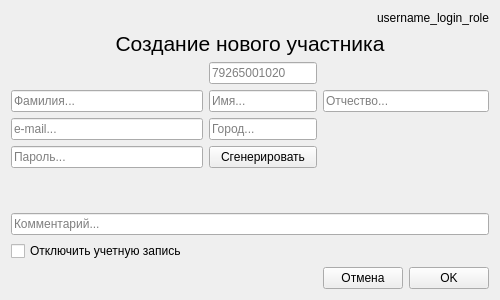
Old version of the form Ui_designer/Ui_Create_participant.ui in the repository Vsesvet/FastComm.
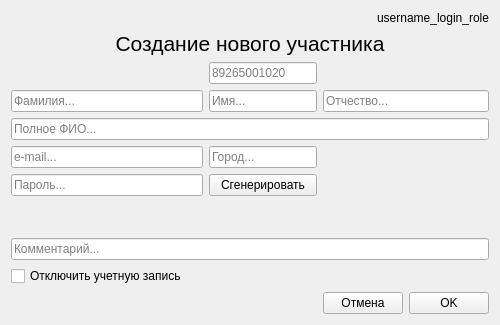
New version of the form.

What changed in the file:
```diff
--- a/Ui_designer/Ui_Create_participant.ui
+++ b/Ui_designer/Ui_Create_participant.ui
@@ -10,68 +10,141 @@
     <x>0</x>
     <y>0</y>
     <width>500</width>
-    <height>300</height>
+    <height>325</height>
    </rect>
   </property>
   <property name="minimumSize">
    <size>
     <width>500</width>
-    <height>300</height>
+    <height>325</height>
    </size>
   </property>
   <property name="maximumSize">
    <size>
     <width>500</width>
-    <height>300</height>
+    <height>325</height>
    </size>
   </property>
   <property name="windowTitle">
    <string>Event</string>
   </property>
   <layout class="QGridLayout" name="gridLayout">
-   <item row="4" column="1" colspan="2">
-    <widget class="QLineEdit" name="lineEdit_phone_number">
+   <item row="6" column="3" colspan="2">
+    <widget class="QLineEdit" name="lineEdit_last_name">
      <property name="placeholderText">
-      <string>79265001020</string>
+      <string>Отчество...</string>
      </property>
     </widget>
    </item>
-   <item row="11" column="3">
-    <widget class="QPushButton" name="pushButton_cancel">
-     <property name="text">
-      <string>Отмена</string>
-     </property>
-    </widget>
-   </item>
-   <item row="7" column="1" colspan="2">
-    <widget class="QPushButton" name="pushButton_generate">
-     <property name="text">
-      <string>Сгенерировать</string>
-     </property>
-    </widget>
-   </item>
-   <item row="5" column="0">
-    <widget class="QLineEdit" name="lineEdit_second_name">
-     <property name="placeholderText">
-      <string>Фамилия...</string>
-     </property>
-    </widget>
-   </item>
-   <item row="6" column="1" colspan="2">
+   <item row="9" column="1" colspan="2">
     <widget class="QLineEdit" name="lineEdit_city">
      <property name="placeholderText">
       <string>Город...</string>
      </property>
     </widget>
    </item>
-   <item row="10" column="0" colspan="2">
+   <item row="13" column="0" colspan="2">
     <widget class="QCheckBox" name="checkBox_disabled_participant">
+     <property name="enabled">
+      <bool>true</bool>
+     </property>
      <property name="text">
       <string>Отключить учетную запись</string>
      </property>
+     <property name="checked">
+      <bool>false</bool>
+     </property>
     </widget>
    </item>
-   <item row="8" column="0">
+   <item row="6" column="1" colspan="2">
+    <widget class="QLineEdit" name="lineEdit_first_name">
+     <property name="placeholderText">
+      <string>Имя...</string>
+     </property>
+    </widget>
+   </item>
+   <item row="10" column="1" colspan="2">
+    <widget class="QPushButton" name="pushButton_generate">
+     <property name="text">
+      <string>Сгенерировать</string>
+     </property>
+    </widget>
+   </item>
+   <item row="9" column="0">
+    <widget class="QLineEdit" name="lineEdit_email">
+     <property name="placeholderText">
+      <string>e-mail...</string>
+     </property>
+    </widget>
+   </item>
+   <item row="0" column="1" colspan="4">
+    <widget class="QLabel" name="label_username_login_role">
+     <property name="text">
+      <string>username_login_role</string>
+     </property>
+     <property name="alignment">
+      <set>Qt::AlignRight|Qt::AlignTrailing|Qt::AlignVCenter</set>
+     </property>
+    </widget>
+   </item>
+   <item row="12" column="0" colspan="5">
+    <widget class="QLineEdit" name="lineEdit_comment">
+     <property name="placeholderText">
+      <string>Комментарий...</string>
+     </property>
+    </widget>
+   </item>
+   <item row="6" column="0">
+    <widget class="QLineEdit" name="lineEdit_second_name">
+     <property name="placeholderText">
+      <string>Фамилия...</string>
+     </property>
+    </widget>
+   </item>
+   <item row="14" column="4">
+    <widget class="QPushButton" name="pushButton_save">
+     <property name="text">
+      <string>OK</string>
+     </property>
+    </widget>
+   </item>
+   <item row="8" column="0" colspan="5">
+    <widget class="QLineEdit" name="lineEdit_full_name">
+     <property name="placeholderText">
+      <string>Полное ФИО...</string>
+     </property>
+    </widget>
+   </item>
+   <item row="1" column="0" colspan="5">
+    <widget class="QLabel" name="label_create_participant">
+     <property name="font">
+      <font>
+       <pointsize>16</pointsize>
+      </font>
+     </property>
+     <property name="text">
+      <string>Создание нового участника</string>
+     </property>
+     <property name="alignment">
+      <set>Qt::AlignCenter</set>
+     </property>
+    </widget>
+   </item>
+   <item row="4" column="1" colspan="2">
+    <widget class="QLineEdit" name="lineEdit_phone_number">
+     <property name="placeholderText">
+      <string>89265001020</string>
+     </property>
+    </widget>
+   </item>
+   <item row="14" column="3">
+    <widget class="QPushButton" name="pushButton_cancel">
+     <property name="text">
+      <string>Отмена</string>
+     </property>
+    </widget>
+   </item>
+   <item row="11" column="0">
     <spacer name="verticalSpacer_2">
      <property name="orientation">
       <enum>Qt::Vertical</enum>
@@ -84,73 +157,13 @@
      </property>
     </spacer>
    </item>
-   <item row="1" column="0" colspan="5">
-    <widget class="QLabel" name="label_create_participant">
-     <property name="font">
-      <font>
-       <pointsize>16</pointsize>
-      </font>
-     </property>
-     <property name="text">
-      <string>Создание нового участника</string>
-     </property>
-     <property name="alignment">
-      <set>Qt::AlignCenter</set>
-     </property>
-    </widget>
-   </item>
-   <item row="5" column="3" colspan="2">
-    <widget class="QLineEdit" name="lineEdit_last_name">
-     <property name="placeholderText">
-      <string>Отчество...</string>
-     </property>
-    </widget>
-   </item>
-   <item row="11" column="4">
-    <widget class="QPushButton" name="pushButton_save">
-     <property name="text">
-      <string>OK</string>
-     </property>
-    </widget>
-   </item>
-   <item row="6" column="0">
-    <widget class="QLineEdit" name="lineEdit_email">
-     <property name="placeholderText">
-      <string>e-mail...</string>
-     </property>
-    </widget>
-   </item>
-   <item row="9" column="0" colspan="5">
-    <widget class="QLineEdit" name="lineEdit_comment">
-     <property name="placeholderText">
-      <string>Комментарий...</string>
-     </property>
-    </widget>
-   </item>
-   <item row="7" column="0">
+   <item row="10" column="0">
     <widget class="QLineEdit" name="lineEdit_password">
      <property name="placeholderText">
       <string>Пароль...</string>
      </property>
     </widget>
    </item>
-   <item row="5" column="1" colspan="2">
-    <widget class="QLineEdit" name="lineEdit_first_name">
-     <property name="placeholderText">
-      <string>Имя...</string>
-     </property>
-    </widget>
-   </item>
-   <item row="0" column="1" colspan="4">
-    <widget class="QLabel" name="label_username_login_role">
-     <property name="text">
-      <string>username_login_role</string>
-     </property>
-     <property name="alignment">
-      <set>Qt::AlignRight|Qt::AlignTrailing|Qt::AlignVCenter</set>
-     </property>
-    </widget>
-   </item>
   </layout>
  </widget>
  <tabstops>
```
